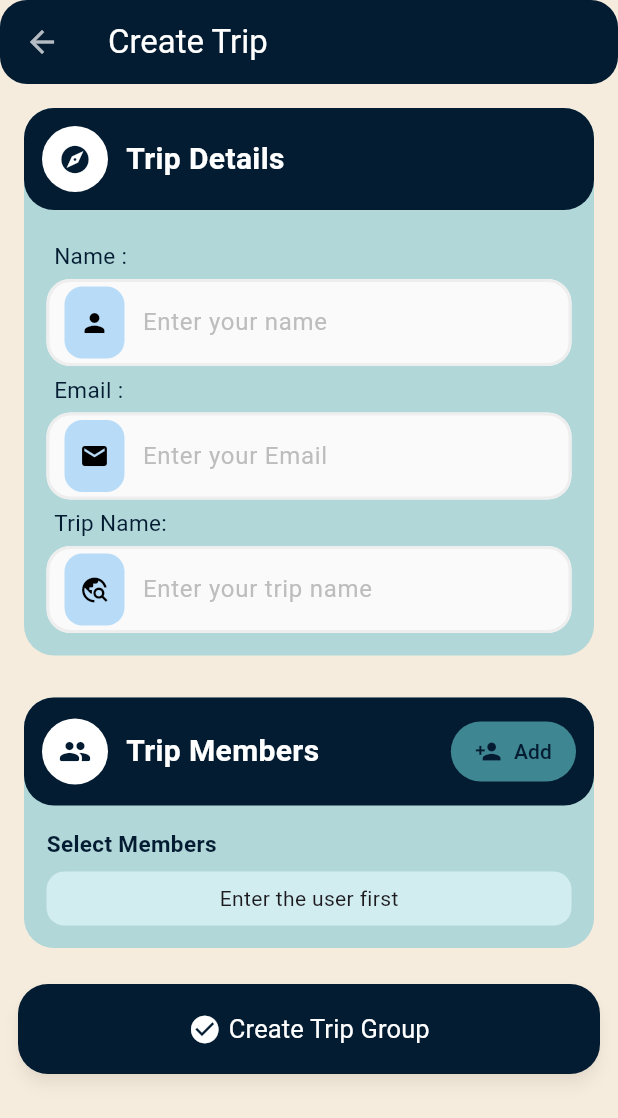
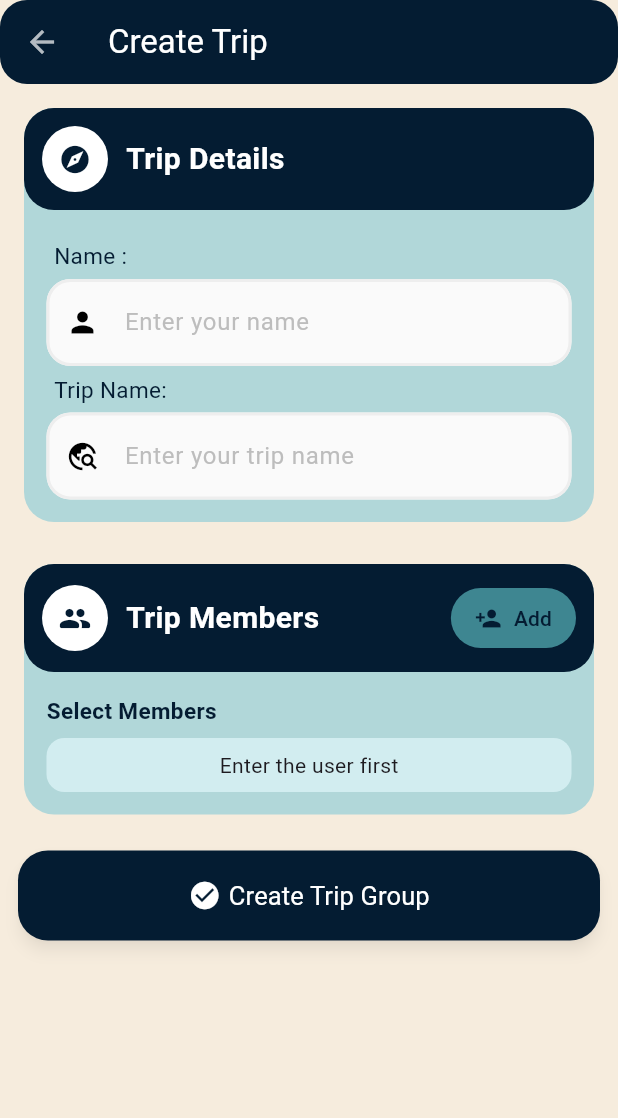
Before and after one commit to mannpadhiar/Trip-Expense-Management-App, a Flutter app: the screen it shows after launch, after a tap on "Create Trip", on a phone screen of 412 x 824 dp. Shown: the top 1118 px of the screen. Run offline on Flutter 3.47's test engine with Material 3 defaults, Android fonts, the phone set to English and light mode, and no system bars; our stand-ins replace loading_animation_widget, skeletonizer, sqflite; accounts and stored records are empty; network calls fail.

Commit message:
remove email from everywhere

```diff
--- a/lib/backend/api_services.dart
+++ b/lib/backend/api_services.dart
@@ -5,12 +5,12 @@ class ApiService{
   static const String baseUrl = 'https://trip-expense-management-app.onrender.com';
 
   //add a user in database
-  Future<String?> addUser(String name,String email) async{
+  Future<String?> addUser(String name) async{
     try{
       final response = await http.post(
         Uri.parse('$baseUrl/users'),
         headers: {"Content-Type": "application/json"},
-        body: jsonEncode({'name':name,'email':email}),
+        body: jsonEncode({'name':name}),
       );
 
       if(response.statusCode == 200 || response.statusCode == 201){
--- a/lib/frontend/pages/create_trip_page.dart
+++ b/lib/frontend/pages/create_trip_page.dart
@@ -21,9 +21,7 @@ class _CreateTripPageState extends State<CreateTripPage> {
 
   final TextEditingController _groupName = TextEditingController();
   final TextEditingController _createByName = TextEditingController();
-  final TextEditingController _createByEmail = TextEditingController();
   final TextEditingController _newUserName = TextEditingController();
-  final TextEditingController _newUserEmail = TextEditingController();
 
   List<Map<String,dynamic>> _users = [];
   List<Map<String,dynamic>> _resentTrips = [];
@@ -75,7 +73,7 @@ class _CreateTripPageState extends State<CreateTripPage> {
   //
 
   Future<void> createTripGroup() async{
-    if(_groupName.text.isNotEmpty && _createByEmail.text.isNotEmpty && _selectedMembers.isNotEmpty){
+    if(_groupName.text.isNotEmpty && _selectedMembers.isNotEmpty){
       showDialog(
         context: context,
         builder: (context) => Center(child: LoadingAnimationWidget.fourRotatingDots(
@@ -84,7 +82,7 @@ class _CreateTripPageState extends State<CreateTripPage> {
         ),),
       );
 
-      final selectedId = await apiService.addUser(_createByName.text, _createByEmail.text);
+      final selectedId = await apiService.addUser(_createByName.text);
       _selectedMembers.add(selectedId??'none');
       tripIdSelected = await apiService.createTrip(_groupName.text, selectedId!, _selectedMembers);
 
@@ -96,8 +94,6 @@ class _CreateTripPageState extends State<CreateTripPage> {
     }else{
       if(_groupName.text.isEmpty){
         showScaffoldMessenger('Enter your group name',Colors.red);
-      }else if(_createByEmail.text.isEmpty){
-        showScaffoldMessenger('Enter your Email',Colors.red);
       }else{
         showScaffoldMessenger('Select atleast one member',Colors.red);
       }
@@ -241,22 +237,6 @@ class _CreateTripPageState extends State<CreateTripPage> {
                   decoration: buildInputDecoration(
                     'Enter your name',
                     Icons.person,
-                  ),
-                ),
-
-                // user email
-                Padding(
-                  padding: const EdgeInsets.all(5.0),
-                  child: Text(
-                    'Email : ',
-                    style: TextStyle(fontSize: 15, color: Color(0xff041C32)),
-                  ),
-                ),
-                TextFormField(
-                  controller: _createByEmail,
-                  decoration: buildInputDecoration(
-                    'Enter your Email',
-                    Icons.email,
                   ),
                 ),
 
@@ -421,10 +401,6 @@ class _CreateTripPageState extends State<CreateTripPage> {
                               color: Color(0xff041C32),
                             ),
                           ),
-                          subtitle: Text(
-                            user['userEmail'],
-                            style: TextStyle(color: Color(0xff3b7f84)),
-                          ),
                           trailing: Checkbox(
                             value: _selectedMembers.contains(user['userId']),
                             onChanged: (value) {
@@ -485,19 +461,6 @@ class _CreateTripPageState extends State<CreateTripPage> {
               controller: _newUserName,
               decoration: buildInputDecoration('Enter your name', Icons.person),
             ),
-            SizedBox(height: 3),
-            // user email
-            Padding(
-              padding: const EdgeInsets.all(5.0),
-              child: Text(
-                'Email : ',
-                style: TextStyle(fontSize: 15, color: primaryColor),
-              ),
-            ),
-            TextFormField(
-              controller: _newUserEmail,
-              decoration: buildInputDecoration('Enter your Email', Icons.email),
-            ),
             SizedBox(height: 30),
 
             // button
@@ -515,27 +478,19 @@ class _CreateTripPageState extends State<CreateTripPage> {
                         ),
                       ),
                     );
-                    if (_newUserEmail.text.isNotEmpty &&
-                        _newUserName.text.isNotEmpty) {
-                      final id = await apiService.addUser(
-                          _newUserName.text, _newUserEmail.text);
+                    if (_newUserName.text.isNotEmpty) {
+                      final id = await apiService.addUser(_newUserName.text);
                       await sqlDatabase.addDataUserSqlDatabase({
                         'userId': id,
                         'userName': _newUserName.text,
-                        'userEmail': _newUserEmail.text,
                       });
-                      _newUserEmail.clear();
                       _newUserName.clear();
                       setState(() {
                         _isAddingUser = false;
                       });
                       getUsersFromSqlDatabase();
                     } else {
-                      if (_newUserEmail.text.isEmpty) {
-                        showScaffoldMessenger('Enter your name', Colors.red);
-                      } else {
-                        showScaffoldMessenger('Enter your Email', Colors.red);
-                      }
+                        showScaffoldMessenger('Enter your Name', Colors.red);
                     }
                     Navigator.of(context).pop();
                   },
--- a/lib/frontend/pages/home_page.dart
+++ b/lib/frontend/pages/home_page.dart
@@ -17,7 +17,6 @@ class _HomePageState extends State<HomePage> {
   String? userId = '';
   TextEditingController _tripId = TextEditingController();
   TextEditingController _name = TextEditingController();
-  TextEditingController _email = TextEditingController();
 
   // List<Map<String, dynamic>> tripInfoFromSql = [];
   late List<Map<String,dynamic>> _resentTrips = [];
@@ -36,7 +35,6 @@ class _HomePageState extends State<HomePage> {
     setState(() {
       _resentTrips = fetchedUsers;
     });
-    print('-+-+-+-+-+-+++-+-+-+-+-+-+-+-+-+-+-+-+-+-+-+-+-+-+-+$_resentTrips');
   }
 
   Future<void> createSQLResentTrip(String userId,String tripId,String tripName) async{
@@ -47,6 +45,7 @@ class _HomePageState extends State<HomePage> {
         'tripName' : tripName
       });
     }
+    await getTripFromSqlDatabase();
   }
 
 
@@ -278,9 +277,7 @@ class _HomePageState extends State<HomePage> {
                                       padding: EdgeInsets.all(16.0),
                                       child: ElevatedButton(
                                         onPressed: () async {
-                                          if (_tripId.text.isNotEmpty &&
-                                              _name.text.isNotEmpty &&
-                                              _email.text.isNotEmpty) {
+                                          if (_tripId.text.isNotEmpty && _name.text.isNotEmpty) {
                                             showDialog(
                                               context: context,
                                               builder: (context) => Center(
@@ -298,23 +295,10 @@ class _HomePageState extends State<HomePage> {
                                                 await api.getTripInfo(
                                                   _tripId.text,
                                                 );
-                                            var userMemberId =
-                                                tripInfo['members']
-                                                    .firstWhere(
-                                                      (member) =>
-                                                          member['name']
-                                                                  .toString()
-                                                                  .toLowerCase() ==
-                                                              _name.text
-                                                                  .toLowerCase() &&
-                                                          member['email']
-                                                                  .toString()
-                                                                  .toLowerCase() ==
-                                                              _email.text
-                                                                  .toLowerCase(),
+                                            var userMemberId = tripInfo['members'].firstWhere(
+                                                (member) => member['name'].toString().toLowerCase() == _name.text.toLowerCase(),
                                                 orElse: () => null,
-                                                    )['_id']
-                                                    .toString();
+                                              )['_id'].toString();
 
                                             if (userMemberId != null) {
                                               Navigator.of(context).pop();
@@ -335,7 +319,6 @@ class _HomePageState extends State<HomePage> {
                                             } else {
                                               userId = await api.addUser(
                                                 _name.text,
-                                                _email.text,
                                               );
                                               await api.addMemberToTrip(
                                                 _tripId.text,
@@ -357,8 +340,6 @@ class _HomePageState extends State<HomePage> {
                                                 ),
                                               );
                                             }
-
-
                                           } else {
                                             showScaffoldMessenger(
                                               'Enter your Trip Id',
@@ -471,13 +452,15 @@ class _HomePageState extends State<HomePage> {
                         ],
                       ),
                       SizedBox(height: 20),
-                      _resentTrips.isEmpty ? Column(
+                      _resentTrips.isEmpty ? Center(
+                        child: Column(
                           mainAxisAlignment: MainAxisAlignment.center,
                           crossAxisAlignment: CrossAxisAlignment.center,
                           children: [
                             Icon(Icons.account_balance_wallet_outlined,size: 50,color: Color(0x71e8e2da),),
                             Text('No recent trips',style: TextStyle(color: Color(0x71e8e2da)),),
                             ],
+                          ),
                       )
                           :ListView.builder(
                         shrinkWrap: true,
@@ -638,39 +621,6 @@ class _HomePageState extends State<HomePage> {
                 ),
                 SizedBox(height: 16),
 
-                // Email field
-                Padding(
-                  padding: const EdgeInsets.only(bottom: 8.0),
-                  child: Text(
-                    'Email',
-                    style: TextStyle(
-                      fontSize: 16,
-                      fontWeight: FontWeight.w600,
-                      color: Colors.black87,
-                    ),
-                  ),
-                ),
-                TextFormField(
-                  controller: _email,
-                  keyboardType: TextInputType.emailAddress,
-                  decoration: InputDecoration(
-                    hintText: 'Enter your email',
-                    prefixIcon: Icon(Icons.email, color: Colors.blueAccent),
-                    border: OutlineInputBorder(
-                      borderRadius: BorderRadius.circular(12),
-                      borderSide: BorderSide(color: Colors.grey),
-                    ),
-                    focusedBorder: OutlineInputBorder(
-                      borderRadius: BorderRadius.circular(12),
-                      borderSide: BorderSide(
-                        color: Colors.blueAccent,
-                        width: 2,
-                      ),
-                    ),
-                    contentPadding: EdgeInsets.symmetric(vertical: 16.0),
-                  ),
-                ),
-
                 // Instructions
                 Padding(
                   padding: const EdgeInsets.only(top: 16.0),
--- a/lib/frontend/wedgets.dart
+++ b/lib/frontend/wedgets.dart
@@ -2,15 +2,7 @@ import 'package:flutter/material.dart';
 
 InputDecoration buildInputDecoration(String hint, IconData icon) {
   return InputDecoration(
-    prefixIcon: Container(
-      margin: EdgeInsets.only(left: 12, right: 8),
-      padding: EdgeInsets.all(10),
-      decoration: BoxDecoration(
-        color: Colors.blue.withOpacity(0.3),
-        borderRadius: BorderRadius.circular(12),
-      ),
-      child: Icon(icon, color: Colors.black, size: 20),
-    ),
+    prefixIcon: Icon(icon, color: Colors.black, size: 22),
     hintText: hint,
     hintStyle: TextStyle(color: Colors.grey.shade400),
     filled: true,
--- a/pubspec.yaml
+++ b/pubspec.yaml
@@ -39,6 +39,7 @@ dependencies:
   loading_animation_widget: ^1.3.0
   sqflite:
   path: ^1.9.1
+  intl:
 #  intl: ^0.20.2
 
 dev_dependencies:
```
Also changed, not shown: lib/frontend/pages/main_chat_page.dart (+7 -3 lines), pubspec.lock, 1 other file. Lines whose indentation alone changed are shown as unchanged.
